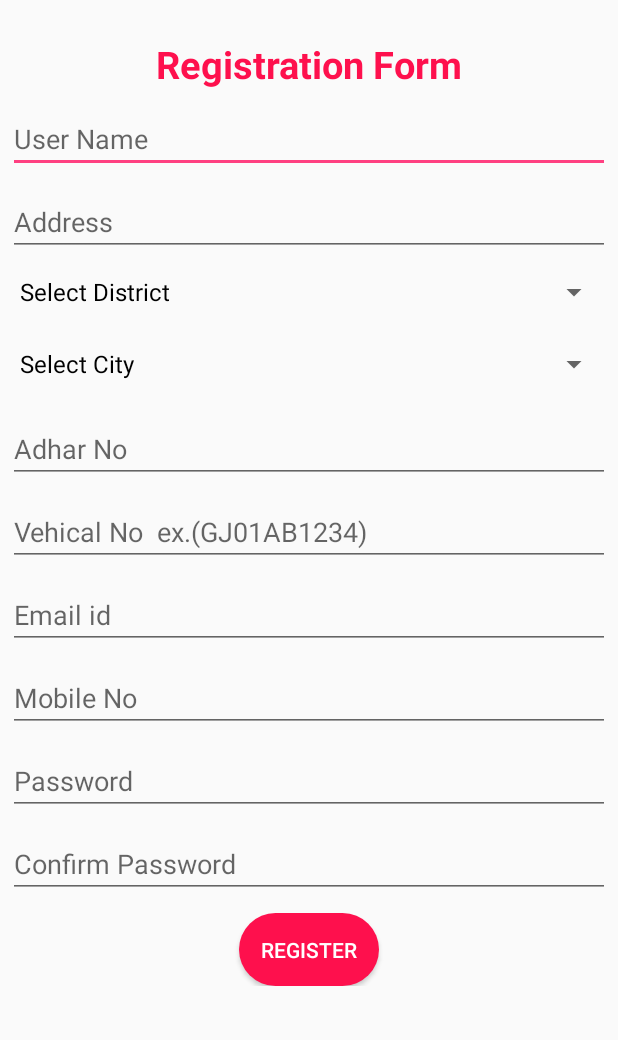
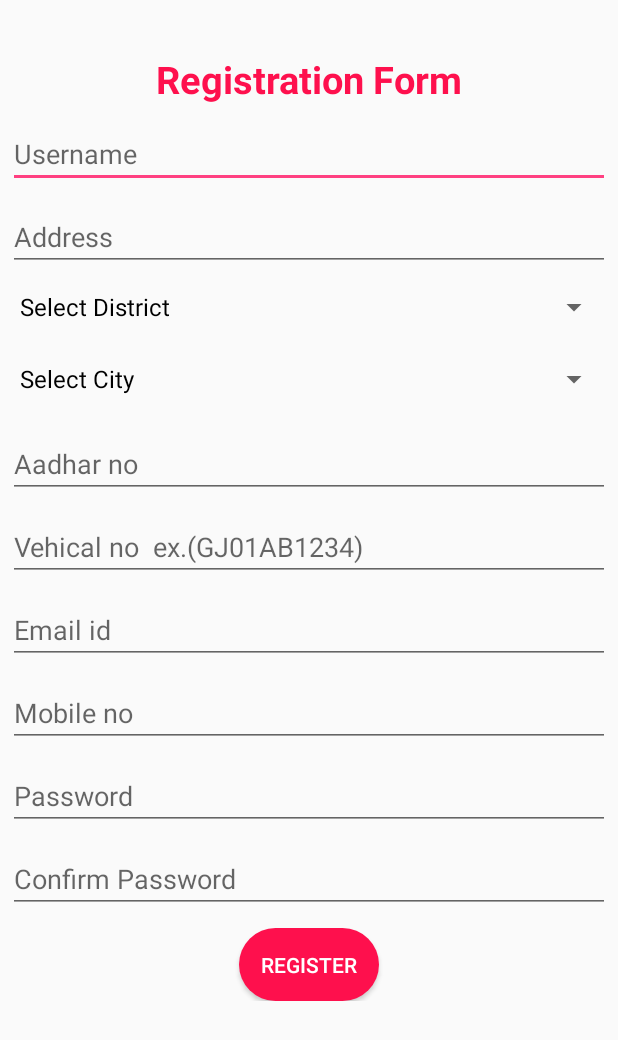
Before and after one commit to Kartik-21/velts, an Android app: the RegisterActivity screen opened directly, with no data from a screen before it, on a phone screen of 412 x 824 dp. Shown: the top 1040 px of the screen. Run offline under Robolectric (Android 15) with nearby library versions, the phone set to English and light mode, and no system bars.

Commit message:
rename 3

```diff
--- a/app/src/main/res/layout/activity_register.xml
+++ b/app/src/main/res/layout/activity_register.xml
@@ -3,18 +3,18 @@
     xmlns:app="http://schemas.android.com/apk/res-auto"
     xmlns:tools="http://schemas.android.com/tools"
     android:layout_width="match_parent"
-    android:layout_height="wrap_content"
+    android:layout_height="match_parent"
     android:orientation="vertical"
     tools:context=".RegisterActivity">
 
     <ScrollView
         android:layout_width="match_parent"
-        android:layout_height="wrap_content">
+        android:layout_height="match_parent">
 
         <LinearLayout
             android:layout_width="match_parent"
             android:layout_height="wrap_content"
-            android:layout_marginTop="20dp"
+            android:layout_marginTop="30dp"
             android:gravity="center"
             android:orientation="vertical"
             android:padding="5dp">
@@ -34,7 +34,7 @@
                 android:layout_width="match_parent"
                 android:layout_height="wrap_content"
                 android:layout_marginTop="10dp"
-                android:hint="User Name"
+                android:hint="Username"
                 android:inputType="textCapWords" />
 
             <EditText
@@ -61,7 +61,7 @@
                 android:layout_width="match_parent"
                 android:layout_height="wrap_content"
                 android:layout_marginTop="10dp"
-                android:hint="Adhar No"
+                android:hint="Aadhar no"
                 android:inputType="number"
                 android:maxLength="12"
                 android:minEms="12" />
@@ -71,7 +71,7 @@
                 android:layout_width="match_parent"
                 android:layout_height="wrap_content"
                 android:layout_marginTop="10dp"
-                android:hint="Vehical No  ex.(GJ01AB1234)"
+                android:hint="Vehical no  ex.(GJ01AB1234)"
                 android:inputType="textCapCharacters" />
 
             <EditText
@@ -87,7 +87,7 @@
                 android:layout_width="match_parent"
                 android:layout_height="wrap_content"
                 android:layout_marginTop="10dp"
-                android:hint="Mobile No"
+                android:hint="Mobile no"
                 android:inputType="number"
                 android:maxLength="10"
                 android:minEms="10" />
@@ -120,5 +120,4 @@
         </LinearLayout>
     </ScrollView>
 
-
 </LinearLayout>
```
Also changed, not shown: app/src/main/res/layout/activity_login.xml (+18 -4 lines).
